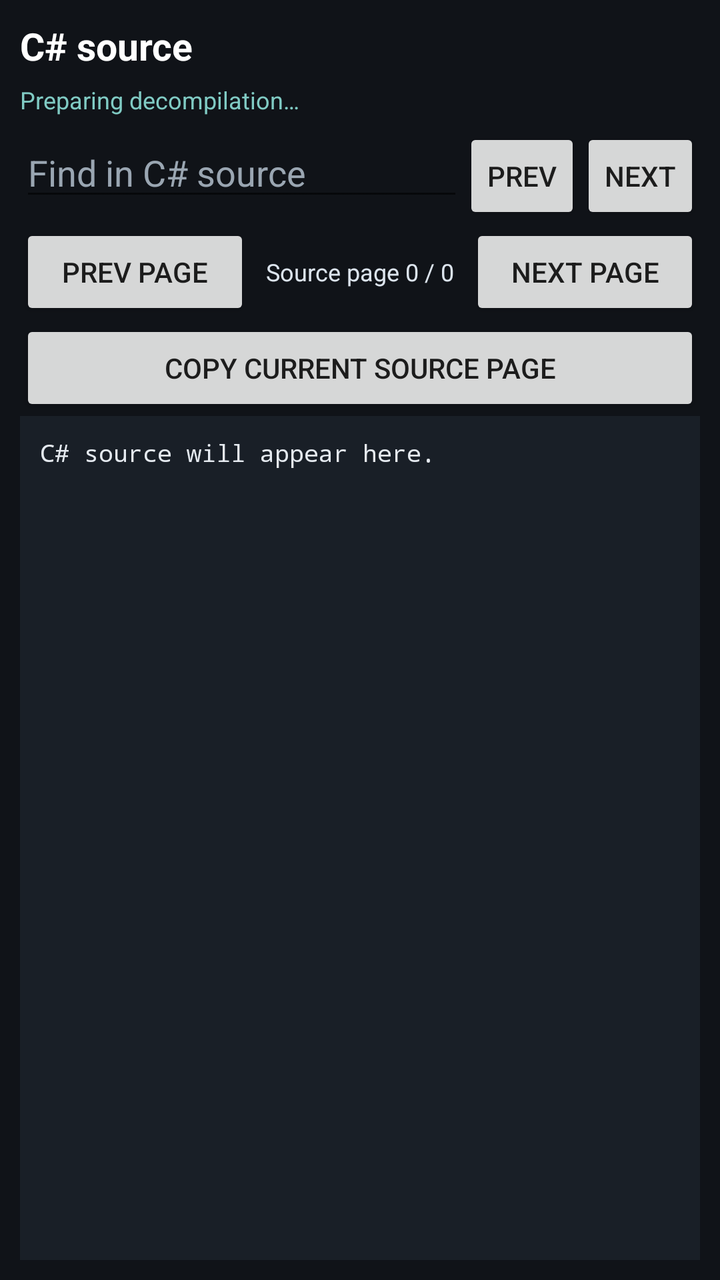
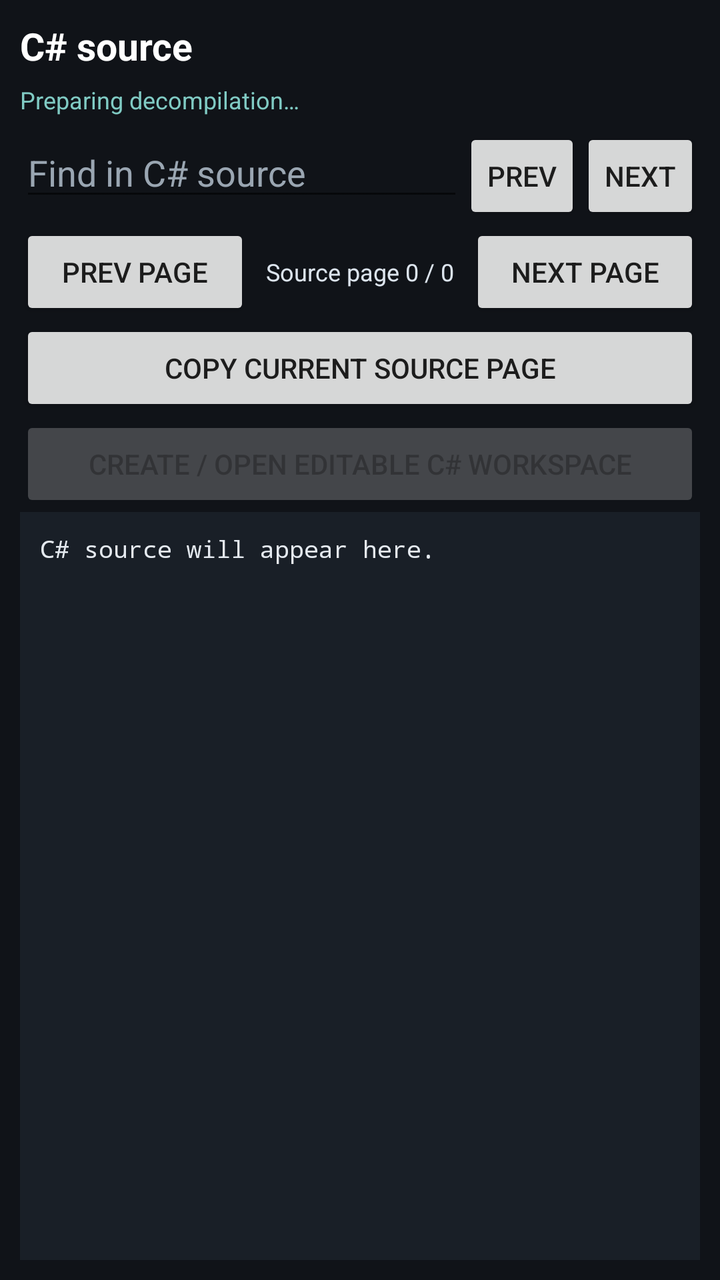

Screens rendered from an Android XML layout before and after an edit, with the pre-edit source and the edit as a unified diff.
<!-- AndroidManifest.xml: application theme Theme.App -->
<!-- res/layout/activity_csharp_decompile.xml -->
<?xml version="1.0" encoding="utf-8"?>
<LinearLayout xmlns:android="http://schemas.android.com/apk/res/android"
    android:layout_width="match_parent"
    android:layout_height="match_parent"
    android:orientation="vertical"
    android:padding="10dp"
    android:background="#101318">

    <TextView
        android:id="@+id/csharpTitle"
        android:layout_width="match_parent"
        android:layout_height="wrap_content"
        android:text="C# source"
        android:textColor="#FFFFFF"
        android:textSize="19sp"
        android:textStyle="bold"
        android:maxLines="2" />

    <ProgressBar
        android:id="@+id/csharpProgress"
        style="?android:attr/progressBarStyleHorizontal"
        android:layout_width="match_parent"
        android:layout_height="4dp"
        android:indeterminate="true"
        android:visibility="gone" />

    <TextView
        android:id="@+id/csharpStatus"
        android:layout_width="match_parent"
        android:layout_height="wrap_content"
        android:paddingTop="6dp"
        android:paddingBottom="6dp"
        android:text="Preparing decompilation…"
        android:textColor="#80CBC4"
        android:textSize="12sp" />

    <LinearLayout
        android:layout_width="match_parent"
        android:layout_height="wrap_content"
        android:orientation="horizontal">

        <EditText
            android:id="@+id/csharpSearch"
            android:layout_width="0dp"
            android:layout_height="wrap_content"
            android:layout_weight="1"
            android:hint="Find in C# source"
            android:singleLine="true"
            android:inputType="text"
            android:textColor="#FFFFFF"
            android:textColorHint="#9AA6B2" />

        <Button
            android:id="@+id/csharpFindPrevious"
            android:layout_width="wrap_content"
            android:layout_height="wrap_content"
            android:minWidth="48dp"
            android:text="PREV" />

        <Button
            android:id="@+id/csharpFindNext"
            android:layout_width="wrap_content"
            android:layout_height="wrap_content"
            android:minWidth="48dp"
            android:text="NEXT" />
    </LinearLayout>

    <LinearLayout
        android:layout_width="match_parent"
        android:layout_height="wrap_content"
        android:gravity="center_vertical"
        android:orientation="horizontal">

        <Button
            android:id="@+id/csharpPreviousPage"
            android:layout_width="0dp"
            android:layout_height="wrap_content"
            android:layout_weight="1"
            android:text="PREV PAGE" />

        <TextView
            android:id="@+id/csharpPageInfo"
            android:layout_width="wrap_content"
            android:layout_height="wrap_content"
            android:paddingLeft="8dp"
            android:paddingRight="8dp"
            android:text="Source page 0 / 0"
            android:textColor="#DCE4ED"
            android:textSize="12sp" />

        <Button
            android:id="@+id/csharpNextPage"
            android:layout_width="0dp"
            android:layout_height="wrap_content"
            android:layout_weight="1"
            android:text="NEXT PAGE" />
    </LinearLayout>

    <Button
        android:id="@+id/csharpCopyPage"
        android:layout_width="match_parent"
        android:layout_height="wrap_content"
        android:text="COPY CURRENT SOURCE PAGE" />

    <ScrollView
        android:id="@+id/csharpSourceScroll"
        android:layout_width="match_parent"
        android:layout_height="0dp"
        android:layout_weight="1"
        android:fillViewport="true"
        android:background="#191F27"
        android:padding="10dp">

        <TextView
            android:id="@+id/csharpSource"
            android:layout_width="match_parent"
            android:layout_height="wrap_content"
            android:text="C# source will appear here."
            android:textColor="#E5EAF0"
            android:textSize="12sp"
            android:fontFamily="monospace"
            android:textIsSelectable="true"
            android:lineSpacingExtra="2dp" />
    </ScrollView>
</LinearLayout>
<!-- resources referenced by this layout -->
<resources>
  <style name="Theme.App" parent="android:Theme.Material.Light">
          <item name="android:colorPrimary">@color/primary</item>
      </style>
  <color name="primary">#FF6200EE</color>
</resources>

<!-- the commit's change to res/layout/activity_csharp_decompile.xml (unified diff, before → after) -->
@@ -102,6 +102,13 @@
         android:layout_height="wrap_content"
         android:text="COPY CURRENT SOURCE PAGE" />
 
+    <Button
+        android:id="@+id/csharpEditSource"
+        android:layout_width="match_parent"
+        android:layout_height="wrap_content"
+        android:enabled="false"
+        android:text="CREATE / OPEN EDITABLE C# WORKSPACE" />
+
     <ScrollView
         android:id="@+id/csharpSourceScroll"
         android:layout_width="match_parent"
